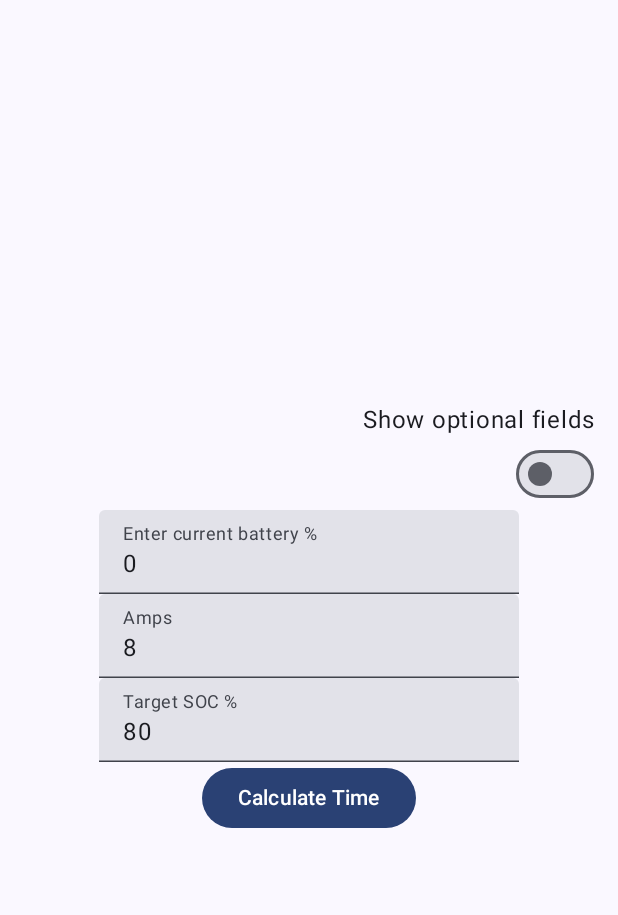
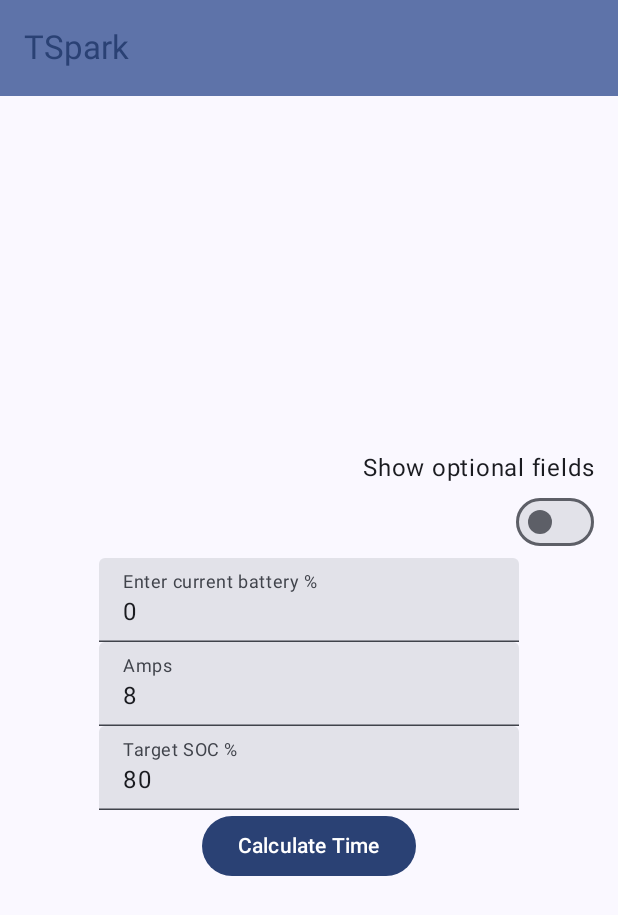
Before and after one commit to Iliyan-Y/TsparkV2, an Android app built with Jetpack Compose: the screen it shows after launch (MainActivity), on a phone screen of 412 x 824 dp. Shown: the top 915 px of the screen. Run offline under Robolectric (Android 15) with nearby library versions, the phone set to English and light mode, and no system bars.

Commit message:
Update app bar created

```diff
--- a/app/build.gradle.kts
+++ b/app/build.gradle.kts
@@ -40,7 +40,7 @@ android {
 }
 
 dependencies {
-
+    implementation(libs.androidx.navigation.compose)
     implementation(libs.androidx.core.ktx)
     implementation(libs.androidx.lifecycle.runtime.ktx)
     implementation(libs.androidx.activity.compose)
--- a/app/src/main/java/com/example/tspark/TSparkApp.kt
+++ b/app/src/main/java/com/example/tspark/TSparkApp.kt
@@ -1,21 +1,83 @@
 package com.example.tspark
 
+import androidx.annotation.StringRes
 import androidx.compose.foundation.gestures.detectTapGestures
 import androidx.compose.foundation.layout.fillMaxSize
 import androidx.compose.foundation.layout.padding
 import androidx.compose.foundation.layout.wrapContentSize
+import androidx.compose.material.icons.Icons
+import androidx.compose.material.icons.automirrored.filled.ArrowBack
+import androidx.compose.material3.ExperimentalMaterial3Api
+import androidx.compose.material3.Icon
+import androidx.compose.material3.IconButton
+import androidx.compose.material3.MaterialTheme
 import androidx.compose.material3.Scaffold
+import androidx.compose.material3.Text
+import androidx.compose.material3.TopAppBar
+import androidx.compose.material3.TopAppBarDefaults
 import androidx.compose.runtime.Composable
 import androidx.compose.ui.Alignment
 import androidx.compose.ui.Modifier
 import androidx.compose.ui.input.pointer.pointerInput
 import androidx.compose.ui.platform.LocalFocusManager
+import androidx.compose.ui.res.stringResource
+import androidx.navigation.NavHostController
+import androidx.navigation.compose.currentBackStackEntryAsState
+import androidx.navigation.compose.rememberNavController
 import com.example.tspark.ui.ChargeCalculatorScreen
 
+enum class AppScreen(@StringRes val title: Int) {
+    Start(title = R.string.app_name),
+    Settings(title = R.string.settings),
+}
+
+@OptIn(ExperimentalMaterial3Api::class)
 @Composable
-fun TSparkApp() {
+fun TSparkAppBar(
+    currentScreen: AppScreen,
+    canNavigateBack: Boolean,
+    navigateUp: () -> Unit,
+    modifier: Modifier = Modifier
+) {
+    TopAppBar(
+        title = { Text(stringResource(currentScreen.title)) },
+        colors = TopAppBarDefaults.topAppBarColors(
+            containerColor = MaterialTheme.colorScheme.primaryContainer,
+            titleContentColor = MaterialTheme.colorScheme.primary,
+        ),
+        modifier = modifier,
+        navigationIcon = {
+            if (canNavigateBack) {
+                IconButton(onClick = navigateUp) {
+                    Icon(
+                        imageVector = Icons.AutoMirrored.Filled.ArrowBack,
+                        contentDescription = stringResource(R.string.back_button)
+                    )
+                }
+            }
+        }
+    )
+}
+
+@Composable
+fun TSparkApp(
+    navController: NavHostController = rememberNavController()
+) {
     val focusManager = LocalFocusManager.current
+    // Get current back stack entry
+    val backStackEntry = navController.currentBackStackEntryAsState().value
+    // Get the name of the current screen
+    val currentScreen = AppScreen.valueOf(
+        backStackEntry?.destination?.route ?: AppScreen.Start.name
+    )
     Scaffold(
+        topBar = {
+            TSparkAppBar(
+                currentScreen = currentScreen,
+                canNavigateBack = navController.previousBackStackEntry != null,
+                navigateUp = { navController.navigateUp() }
+            )
+        },
         modifier = Modifier
             .fillMaxSize()
             .pointerInput(Unit) {
--- a/app/src/main/res/values/strings.xml
+++ b/app/src/main/res/values/strings.xml
@@ -1,4 +1,6 @@
 <resources>
     <string name="app_name">TSpark</string>
     <string name="calcBtn">Calculate Time</string>
+    <string name="settings">Settings</string>
+    <string name="back_button">Back</string>
 </resources>
--- a/gradle/libs.versions.toml
+++ b/gradle/libs.versions.toml
@@ -1,16 +1,17 @@
 [versions]
 agp = "8.9.1"
 kotlin = "2.0.0"
-coreKtx = "1.15.0"
+coreKtx = "1.16.0"
 junit = "4.13.2"
 junitVersion = "1.2.1"
 espressoCore = "3.6.1"
 lifecycleRuntimeKtx = "2.8.7"
 activityCompose = "1.10.1"
-composeBom = "2024.04.01"
+composeBom = "2025.04.00"
 
 [libraries]
 androidx-core-ktx = { group = "androidx.core", name = "core-ktx", version.ref = "coreKtx" }
+androidx-navigation-compose = { module = "androidx.navigation:navigation-compose", version = "2.7.7" }
 junit = { group = "junit", name = "junit", version.ref = "junit" }
 androidx-junit = { group = "androidx.test.ext", name = "junit", version.ref = "junitVersion" }
 androidx-espresso-core = { group = "androidx.test.espresso", name = "espresso-core", version.ref = "espressoCore" }
```
